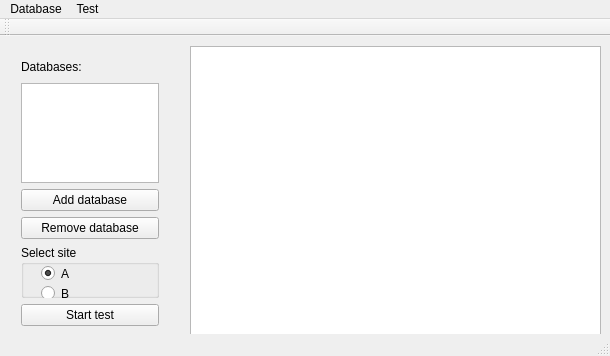
szledak/EasyLearning, file mainwindow.ui: the form before one commit.
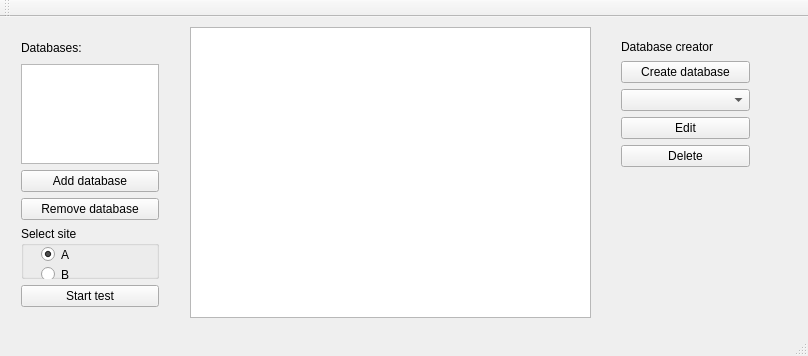
The form after the commit.

Commit message: Remove menu bar

What changed in the file:
```diff
--- a/mainwindow.ui
+++ b/mainwindow.ui
@@ -9,7 +9,7 @@
    <rect>
     <x>0</x>
     <y>0</y>
-    <width>610</width>
+    <width>808</width>
     <height>356</height>
    </rect>
   </property>
@@ -120,38 +120,60 @@
      <rect>
       <x>190</x>
       <y>10</y>
-      <width>411</width>
+      <width>401</width>
       <height>291</height>
      </rect>
     </property>
    </widget>
-  </widget>
-  <widget class="QMenuBar" name="menuBar">
-   <property name="geometry">
-    <rect>
-     <x>0</x>
-     <y>0</y>
-     <width>610</width>
-     <height>21</height>
-    </rect>
-   </property>
-   <widget class="QMenu" name="menuDatabase">
-    <property name="title">
-     <string>Database</string>
+   <widget class="QWidget" name="verticalLayoutWidget_2">
+    <property name="geometry">
+     <rect>
+      <x>610</x>
+      <y>10</y>
+      <width>151</width>
+      <height>151</height>
+     </rect>
     </property>
-    <addaction name="actionCreate_database"/>
-    <addaction name="actionEdit_database"/>
-    <addaction name="separator"/>
-    <addaction name="actionDelete_database"/>
+    <layout class="QVBoxLayout" name="verticalLayout_2">
+     <item>
+      <widget class="QLabel" name="label">
+       <property name="maximumSize">
+        <size>
+         <width>16777215</width>
+         <height>20</height>
+        </size>
+       </property>
+       <property name="text">
+        <string>Database creator</string>
+       </property>
+      </widget>
+     </item>
+     <item>
+      <widget class="QPushButton" name="pushButton">
+       <property name="text">
+        <string>Create database</string>
+       </property>
+      </widget>
+     </item>
+     <item>
+      <widget class="QComboBox" name="comboBox"/>
+     </item>
+     <item>
+      <widget class="QPushButton" name="pushButton_2">
+       <property name="text">
+        <string>Edit</string>
+       </property>
+      </widget>
+     </item>
+     <item>
+      <widget class="QPushButton" name="pushButton_3">
+       <property name="text">
+        <string>Delete</string>
+       </property>
+      </widget>
+     </item>
+    </layout>
    </widget>
-   <widget class="QMenu" name="menuTest">
-    <property name="title">
-     <string>Test</string>
-    </property>
-    <addaction name="actionPDF"/>
-   </widget>
-   <addaction name="menuDatabase"/>
-   <addaction name="menuTest"/>
   </widget>
   <widget class="QToolBar" name="mainToolBar">
    <attribute name="toolBarArea">
```
The commit also changes 1 other file.
